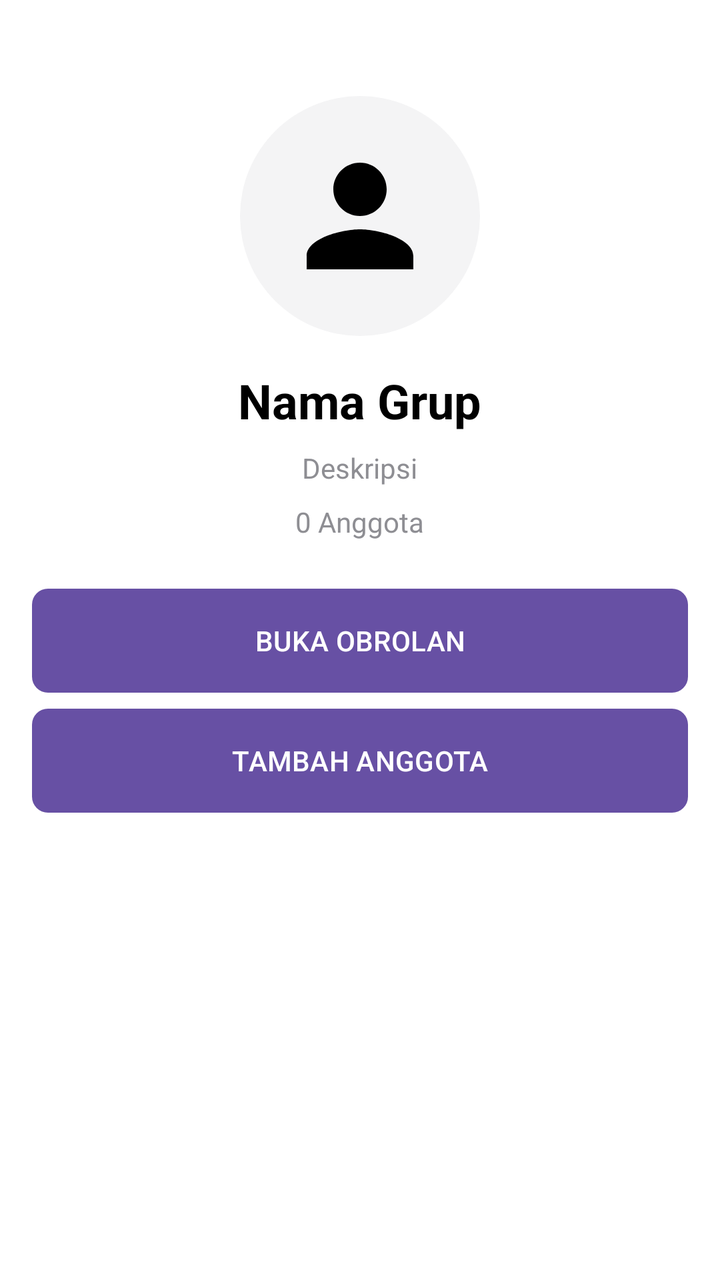
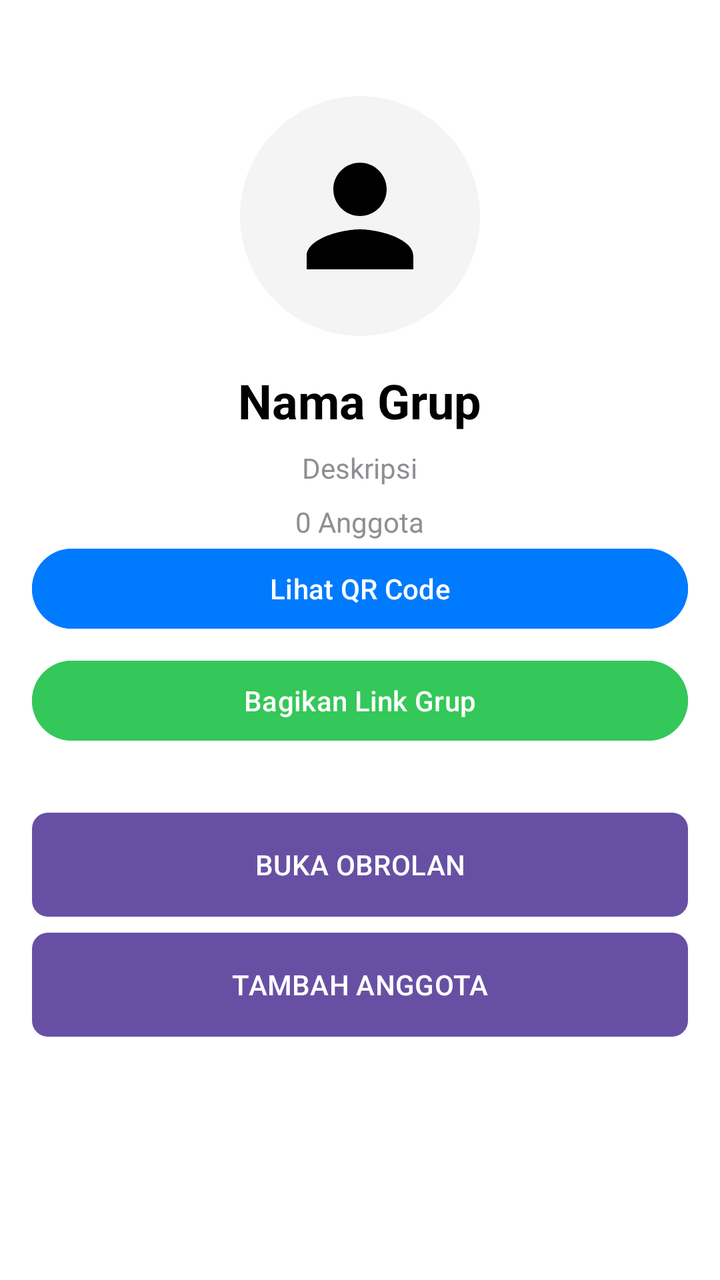

The first picture is an Android layout as it rendered before a commit; the second is the same layout after the commit. The layout source and the unified diff follow.
<!-- AndroidManifest.xml: application theme Theme.Material3.Light.NoActionBar -->
<!-- res/layout/activity_group_info.xml -->
<?xml version="1.0" encoding="utf-8"?>
<ScrollView xmlns:android="http://schemas.android.com/apk/res/android"
    android:layout_width="match_parent" android:layout_height="match_parent"
    android:background="@color/tg_bg" android:padding="16dp">

    <LinearLayout android:layout_width="match_parent" android:layout_height="wrap_content"
        android:orientation="vertical" android:gravity="center_horizontal">

        <ImageView android:id="@+id/ivGroupPhoto" android:layout_width="120dp" android:layout_height="120dp"
            android:src="@drawable/ic_wa_profile" android:background="@drawable/bg_avatar_circle"
            android:padding="20dp" android:layout_marginTop="32dp"/>

        <TextView android:id="@+id/tvGroupName" android:layout_width="wrap_content" android:layout_height="wrap_content"
            android:text="Nama Grup" android:textSize="24sp" android:textStyle="bold"
            android:textColor="@color/tg_text" android:layout_marginTop="16dp"/>

        <TextView android:id="@+id/tvGroupDesc" android:layout_width="wrap_content" android:layout_height="wrap_content"
            android:text="Deskripsi" android:textColor="@color/tg_text_gray" android:layout_marginTop="8dp"/>

        <TextView android:id="@+id/tvGroupMembers" android:layout_width="wrap_content" android:layout_height="wrap_content"
            android:text="0 Anggota" android:textColor="@color/tg_text_gray" android:layout_marginTop="8dp"/>

        <Button android:id="@+id/btnChatGroup" android:layout_width="match_parent" android:layout_height="52dp"
            android:text="BUKA OBROLAN" android:background="@drawable/bg_button_telegram"
            android:textColor="#FFFFFF" android:layout_marginTop="24dp"/>

        <Button android:id="@+id/btnAddMember" android:layout_width="match_parent" android:layout_height="52dp"
            android:text="TAMBAH ANGGOTA" android:background="@drawable/bg_button_telegram"
            android:textColor="#FFFFFF" android:layout_marginTop="8dp"/>
    </LinearLayout>
</ScrollView>
<!-- resources referenced by this layout -->
<resources>
  <color name="tg_bg">#FFFFFF</color>
  <color name="tg_text">#000000</color>
  <color name="tg_text_gray">#8E8E93</color>
  <!-- drawable bg_avatar_circle (drawable) -->
  <?xml version="1.0" encoding="utf-8"?>
  <shape xmlns:android="http://schemas.android.com/apk/res/android" android:shape="oval">
      <solid android:color="@color/tg_bg_gray" />
  </shape>
  <!-- drawable bg_button_telegram (drawable) -->
  <?xml version="1.0" encoding="utf-8"?>
  <shape xmlns:android="http://schemas.android.com/apk/res/android">
      <solid android:color="@color/tg_blue" />
      <corners android:radius="8dp" />
  </shape>
  <!-- drawable ic_wa_profile (drawable) -->
  <vector xmlns:android="http://schemas.android.com/apk/res/android" android:width="24dp" android:height="24dp" android:viewportWidth="24" android:viewportHeight="24">
      <path android:fillColor="#000000" android:pathData="M12,12c2.21,0 4,-1.79 4,-4s-1.79,-4 -4,-4 -4,1.79 -4,4 1.79,4 4,4zM12,14c-2.67,0 -8,1.34 -8,4v2h16v-2c0,-2.66 -5.33,-4 -8,-4z"/>
  </vector>
  <color name="tg_bg_gray">#F4F4F5</color>
  <color name="tg_blue">#007AFF</color>
</resources>

<!-- the commit's change to res/layout/activity_group_info.xml (unified diff, before → after) -->
@@ -20,6 +20,24 @@
         <TextView android:id="@+id/tvGroupMembers" android:layout_width="wrap_content" android:layout_height="wrap_content"
             android:text="0 Anggota" android:textColor="@color/tg_text_gray" android:layout_marginTop="8dp"/>
 
+        <Button
+            android:id="@+id/btnShowQr"
+            android:layout_width="match_parent"
+            android:layout_height="wrap_content"
+            android:text="Lihat QR Code"
+            android:layout_marginBottom="8dp"
+            android:backgroundTint="#007AFF"
+            android:textColor="#FFFFFF"/>
+
+        <Button
+            android:id="@+id/btnShareLink"
+            android:layout_width="match_parent"
+            android:layout_height="wrap_content"
+            android:text="Bagikan Link Grup"
+            android:layout_marginBottom="8dp"
+            android:backgroundTint="#34C759"
+            android:textColor="#FFFFFF"/>
+
         <Button android:id="@+id/btnChatGroup" android:layout_width="match_parent" android:layout_height="52dp"
             android:text="BUKA OBROLAN" android:background="@drawable/bg_button_telegram"
             android:textColor="#FFFFFF" android:layout_marginTop="24dp"/>
